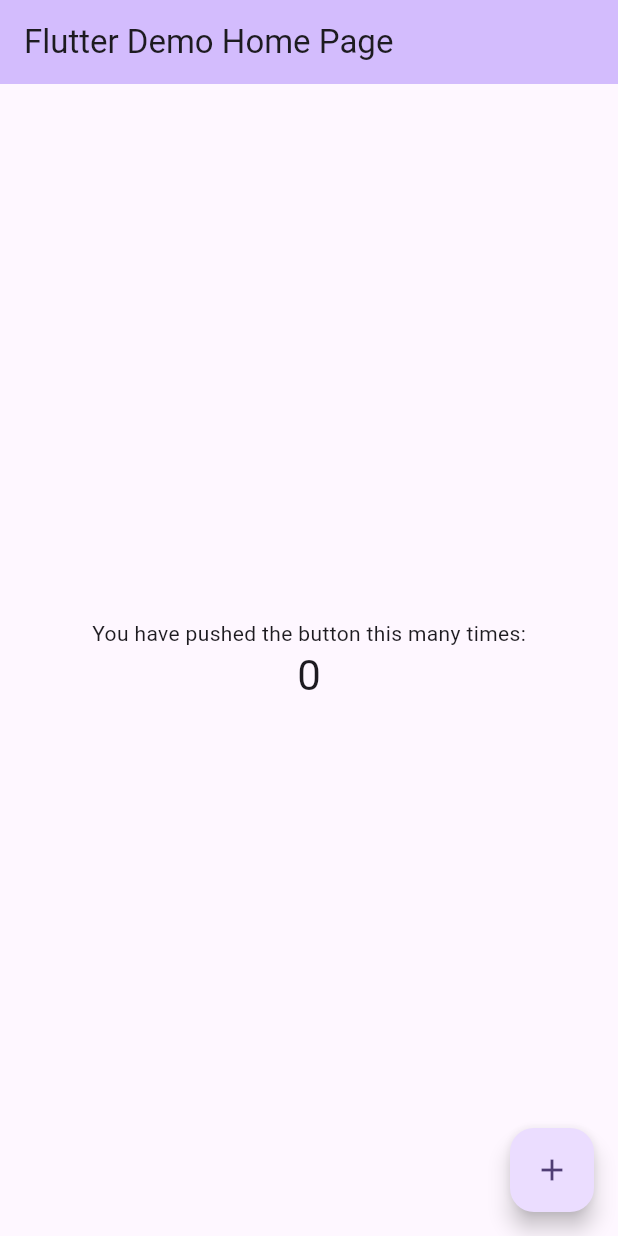
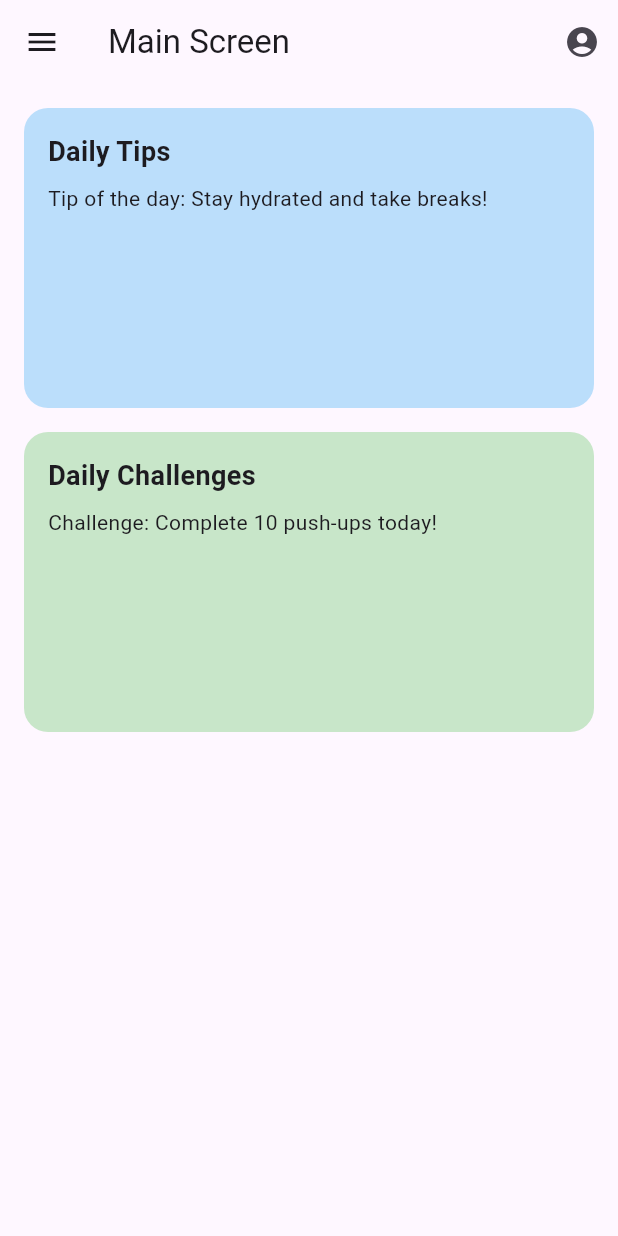
Before and after one commit to Halol12332/bumicare2, a Flutter app: the screen it shows after launch, on a phone screen of 412 x 824 dp. Run offline on Flutter 3.47's test engine with Material 3 defaults, Android fonts, the light colour scheme and no system bars; our stand-ins replace shared_preferences.

Commit message:
initial commit

```diff
--- a/lib/main.dart
+++ b/lib/main.dart
@@ -1,4 +1,9 @@
 import 'package:flutter/material.dart';
+import 'screens/login_screen.dart';
+import 'screens/profile_screen.dart';
+import 'screens/rewards_screen.dart';
+import 'screens/sign_up_screen.dart';
+import 'screens/main_screen.dart';
 
 void main() {
   runApp(const MyApp());
@@ -7,71 +12,19 @@ void main() {
 class MyApp extends StatelessWidget {
   const MyApp({super.key});
 
-  // This widget is the root of your application.
   @override
   Widget build(BuildContext context) {
     return MaterialApp(
-      title: 'Flutter Demo',
-      theme: ThemeData(
-
-        colorScheme: ColorScheme.fromSeed(seedColor: Colors.deepPurple),
-        useMaterial3: true,
-      ),
-      home: const MyHomePage(title: 'Flutter Demo Home Page'),
+      title: 'My App',
+      theme: ThemeData(primarySwatch: Colors.blue),
+      initialRoute: '/', // Main screen sebagai halaman utama
+      routes: {
+        '/': (context) => MainScreen(),
+        '/login': (context) => LoginScreen(),
+        '/signup': (context) => SignUpScreen(),
+        '/profile': (context) => UserProfileScreen(),
+        '/rewards': (context) => RewardsScreen(),
+      },
     );
   }
 }
-
-class MyHomePage extends StatefulWidget {
-  const MyHomePage({super.key, required this.title});
-
-  final String title;
-
-  @override
-  State<MyHomePage> createState() => _MyHomePageState();
-}
-
-class _MyHomePageState extends State<MyHomePage> {
-  int _counter = 0;
-
-  void _incrementCounter() {
-    setState(() {
-
-      _counter++;
-    });
-  }
-
-  @override
-  Widget build(BuildContext context) {
-
-    return Scaffold(
-      appBar: AppBar(
-
-        backgroundColor: Theme.of(context).colorScheme.inversePrimary,
-
-        title: Text(widget.title),
-      ),
-      body: Center(
-
-        child: Column(
-
-          mainAxisAlignment: MainAxisAlignment.center,
-          children: <Widget>[
-            const Text(
-              'You have pushed the button this many times:',
-            ),
-            Text(
-              '$_counter',
-              style: Theme.of(context).textTheme.headlineMedium,
-            ),
-          ],
-        ),
-      ),
-      floatingActionButton: FloatingActionButton(
-        onPressed: _incrementCounter,
-        tooltip: 'Increment',
-        child: const Icon(Icons.add),
-      ), // This trailing comma makes auto-formatting nicer for build methods.
-    );
-  }
-}
--- /dev/null
+++ b/lib/screens/main_screen.dart
@@ -0,0 +1,134 @@
+import 'package:flutter/material.dart';
+import 'package:shared_preferences/shared_preferences.dart';
+
+class MainScreen extends StatefulWidget {
+  @override
+  _MainScreenState createState() => _MainScreenState();
+}
+
+class _MainScreenState extends State<MainScreen> {
+  bool isUserLoggedIn = false;
+
+  @override
+  void initState() {
+    super.initState();
+    checkLoginStatus();
+  }
+
+  Future<void> checkLoginStatus() async {
+    final prefs = await SharedPreferences.getInstance();
+    setState(() {
+      isUserLoggedIn = prefs.getBool('isLoggedIn') ?? false;
+    });
+  }
+
+  @override
+  Widget build(BuildContext context) {
+    return Scaffold(
+      appBar: AppBar(
+        title: Text('Main Screen'),
+        leading: Builder(
+          builder: (context) => IconButton(
+            icon: Icon(Icons.menu),
+            onPressed: () => Scaffold.of(context).openDrawer(),
+          ),
+        ),
+        actions: [
+          IconButton(
+            icon: Icon(Icons.account_circle),
+            onPressed: () {
+              if (isUserLoggedIn) {
+                Navigator.pushNamed(context, '/profile'); // Pergi ke User Profile Screen
+              } else {
+                Navigator.pushNamed(context, '/login'); // Pergi ke Login Screen
+              }
+            },
+          ),
+        ],
+      ),
+      drawer: Drawer(
+        child: ListView(
+          children: [
+            DrawerHeader(
+              decoration: BoxDecoration(color: Colors.blue),
+              child: Text(
+                'Navigation',
+                style: TextStyle(color: Colors.white, fontSize: 24),
+              ),
+            ),
+            ListTile(
+              leading: Icon(Icons.home),
+              title: Text('Home'),
+              onTap: () {
+                Navigator.pop(context); // Close the drawer
+              },
+            ),
+            ListTile(
+              leading: Icon(Icons.star),
+              title: Text('Rewards'),
+              onTap: () {
+                Navigator.pushNamed(context, '/rewards');
+              },
+            ),
+          ],
+        ),
+      ),
+      body: Padding(
+        padding: const EdgeInsets.all(16.0),
+        child: ListView(
+          children: [
+            SizedBox(
+              height: 200, // Adjust height as needed
+              child: Container(
+                decoration: BoxDecoration(
+                  color: Colors.blue[100],
+                  borderRadius: BorderRadius.circular(16),
+                ),
+                padding: EdgeInsets.all(16),
+                child: Column(
+                  crossAxisAlignment: CrossAxisAlignment.start,
+                  children: [
+                    Text(
+                      'Daily Tips',
+                      style: TextStyle(
+                          fontSize: 18, fontWeight: FontWeight.bold),
+                    ),
+                    SizedBox(height: 8),
+                    Text(
+                      'Tip of the day: Stay hydrated and take breaks!',
+                    ),
+                  ],
+                ),
+              ),
+            ),
+            SizedBox(height: 16),
+            SizedBox(
+              height: 200, // Adjust height as needed
+              child: Container(
+                decoration: BoxDecoration(
+                  color: Colors.green[100],
+                  borderRadius: BorderRadius.circular(16),
+                ),
+                padding: EdgeInsets.all(16),
+                child: Column(
+                  crossAxisAlignment: CrossAxisAlignment.start,
+                  children: [
+                    Text(
+                      'Daily Challenges',
+                      style: TextStyle(
+                          fontSize: 18, fontWeight: FontWeight.bold),
+                    ),
+                    SizedBox(height: 8),
+                    Text(
+                      'Challenge: Complete 10 push-ups today!',
+                    ),
+                  ],
+                ),
+              ),
+            ),
+          ],
+        ),
+      ),
+    );
+  }
+}
--- a/pubspec.yaml
+++ b/pubspec.yaml
@@ -30,6 +30,7 @@ environment:
 dependencies:
   flutter:
     sdk: flutter
+  shared_preferences: ^2.0.18
 
 
   # The following adds the Cupertino Icons font to your application.
@@ -62,6 +63,8 @@ flutter:
   # assets:
   #   - images/a_dot_burr.jpeg
   #   - images/a_dot_ham.jpeg
+assets:
+  - img.png
 
   # An image asset can refer to one or more resolution-specific "variants", see
   # https://flutter.dev/to/resolution-aware-images
```
Also changed, not shown: lib/screens/login_screen.dart (added, +65 -0 lines), lib/screens/profile_screen.dart (added, +183 -0 lines), lib/screens/rewards_screen.dart (added, +87 -0 lines), lib/screens/sign_up_screen.dart (added, +81 -0 lines), assets/img.png (added), lib/login_screen.dart (deleted), lib/profile_screen.dart (deleted), lib/rewards_screen.dart (deleted), pubspec.lock.
